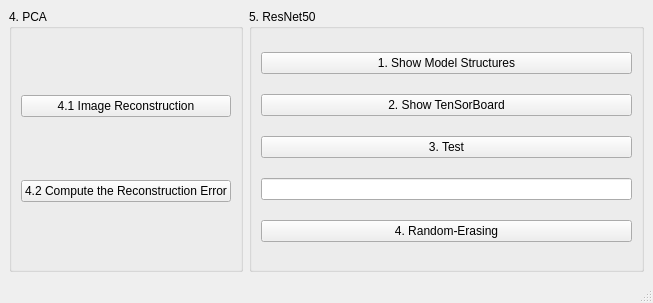
First picture: the form in Hw2/mainwindow.ui, repository cicero884/CVDL_2021, before the edit.
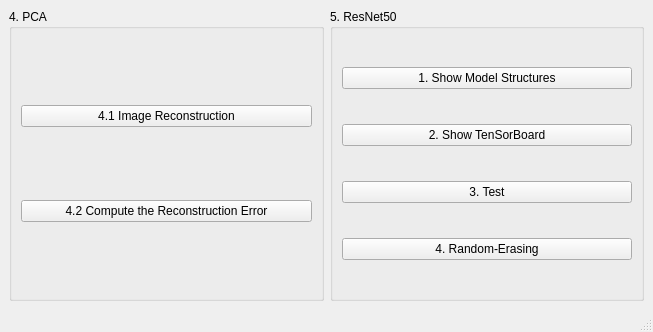
Second picture: the form after the edit.

What changed in the file:
```diff
--- a/Hw2/mainwindow.ui
+++ b/Hw2/mainwindow.ui
@@ -7,7 +7,7 @@
     <x>0</x>
     <y>0</y>
     <width>653</width>
-    <height>303</height>
+    <height>332</height>
    </rect>
   </property>
   <property name="windowTitle">
@@ -68,9 +68,6 @@
          </property>
         </widget>
        </item>
-       <item>
-        <widget class="QLineEdit" name="lineEdit"/>
-       </item>
        <item>
         <widget class="QPushButton" name="btn5_4">
          <property name="text">
```
